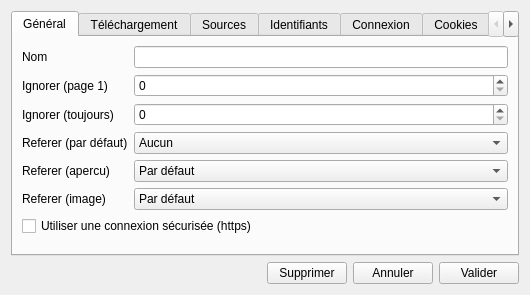
Qt form src/sources/sourcessettingswindow.ui (Bionus/imgbrd-grabber) before a commit.
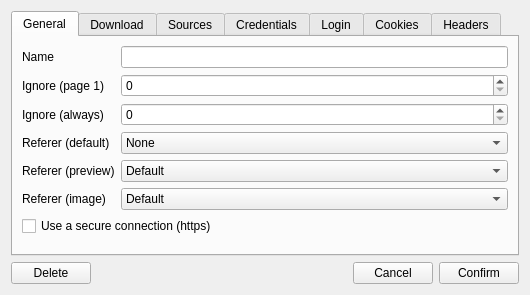
The same form after that commit. Icons and pictures are not drawn.

Commit message: English in SourceSettingsWindow

```diff
--- a/src/sources/sourcessettingswindow.ui
+++ b/src/sources/sourcessettingswindow.ui
@@ -25,7 +25,7 @@
      </property>
      <widget class="QWidget" name="tabGeneral">
       <attribute name="title">
-       <string>Général</string>
+       <string>General</string>
       </attribute>
       <layout class="QFormLayout" name="formLayout_5">
        <property name="fieldGrowthPolicy">
@@ -34,7 +34,7 @@
        <item row="3" column="0">
         <widget class="QLabel" name="labelReferer">
          <property name="text">
-          <string>Referer (par défaut)</string>
+          <string>Referer (default)</string>
          </property>
         </widget>
        </item>
@@ -42,7 +42,7 @@
         <widget class="QComboBox" name="comboReferer">
          <item>
           <property name="text">
-           <string>Aucun</string>
+           <string>None</string>
           </property>
          </item>
          <item>
@@ -65,7 +65,7 @@
        <item row="4" column="0">
         <widget class="QLabel" name="labelRefererPreview">
          <property name="text">
-          <string>Referer (apercu)</string>
+          <string>Referer (preview)</string>
          </property>
         </widget>
        </item>
@@ -73,7 +73,7 @@
         <widget class="QComboBox" name="comboRefererPreview">
          <item>
           <property name="text">
-           <string>Par défaut</string>
+           <string>Default</string>
           </property>
          </item>
          <item>
@@ -109,7 +109,7 @@
         <widget class="QComboBox" name="comboRefererImage">
          <item>
           <property name="text">
-           <string>Par défaut</string>
+           <string>Default</string>
           </property>
          </item>
          <item>
@@ -142,7 +142,7 @@
        <item row="0" column="0">
         <widget class="QLabel" name="labelSiteName">
          <property name="text">
-          <string>Nom</string>
+          <string>Name</string>
          </property>
         </widget>
        </item>
@@ -152,14 +152,14 @@
        <item row="2" column="0">
         <widget class="QLabel" name="label">
          <property name="text">
-          <string>Ignorer (toujours)</string>
+          <string>Ignore (always)</string>
          </property>
         </widget>
        </item>
        <item row="1" column="0">
         <widget class="QLabel" name="label_2">
          <property name="text">
-          <string>Ignorer (page 1)</string>
+          <string>Ignore (page 1)</string>
          </property>
         </widget>
        </item>
@@ -172,7 +172,7 @@
        <item row="6" column="0" colspan="2">
         <widget class="QCheckBox" name="checkSsl">
          <property name="text">
-          <string>Utiliser une connexion sécurisée (https)</string>
+          <string>Use a secure connection (https)</string>
          </property>
          <property name="checked">
           <bool>false</bool>
@@ -183,7 +183,7 @@
      </widget>
      <widget class="QWidget" name="tabDownloads">
       <attribute name="title">
-       <string>Téléchargement</string>
+       <string>Download</string>
       </attribute>
       <layout class="QFormLayout" name="formLayout">
        <item row="1" column="0">
@@ -509,7 +509,7 @@
      </widget>
      <widget class="QWidget" name="tabCredentials">
       <attribute name="title">
-       <string>Identifiants</string>
+       <string>Credentials</string>
       </attribute>
       <layout class="QFormLayout" name="formLayout_4">
        <item row="0" column="0">
@@ -569,7 +569,7 @@
      </widget>
      <widget class="QWidget" name="tabLogin">
       <attribute name="title">
-       <string>Connexion</string>
+       <string>Login</string>
       </attribute>
       <layout class="QFormLayout" name="formLayout_7">
        <item row="0" column="0" colspan="2">
@@ -759,6 +759,13 @@
      <property name="bottomMargin">
       <number>0</number>
      </property>
+     <item>
+      <widget class="QPushButton" name="buttonDelete">
+       <property name="text">
+        <string>Delete</string>
+       </property>
+      </widget>
+     </item>
      <item>
       <spacer name="spacerButtons">
        <property name="orientation">
@@ -772,24 +779,17 @@
        </property>
       </spacer>
      </item>
-     <item>
-      <widget class="QPushButton" name="buttonDelete">
-       <property name="text">
-        <string>Supprimer</string>
-       </property>
-      </widget>
-     </item>
      <item>
       <widget class="QPushButton" name="buttonCancel">
        <property name="text">
-        <string>Annuler</string>
+        <string>Cancel</string>
        </property>
       </widget>
      </item>
      <item>
       <widget class="QPushButton" name="buttonAccept">
        <property name="text">
-        <string>Valider</string>
+        <string>Confirm</string>
        </property>
       </widget>
      </item>
```
Left out of the diff: 53 changed lines with no effect on the pictures. The commit also changes 1 other file.
